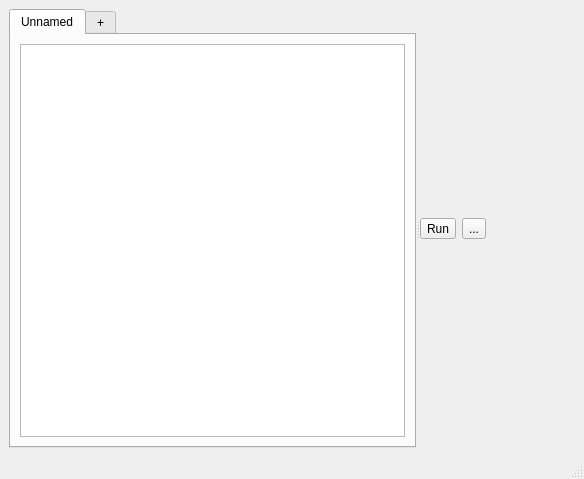
The window that main.ui (lopuhin/interactive-opengl) describes before a commit, drawn with Qt 5.
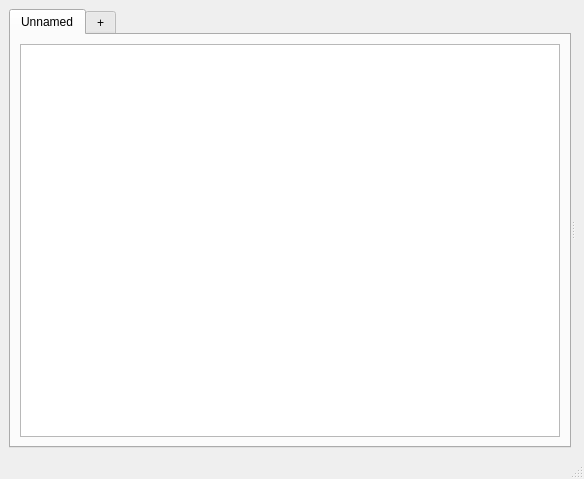
The same window after the commit.

Commit message: looing around with keyboard arrows, UI improvements

Patch:
```diff
--- a/main.ui
+++ b/main.ui
@@ -47,33 +47,6 @@
           <property name="sizeConstraint">
            <enum>QLayout::SetMinimumSize</enum>
           </property>
-          <item>
-           <widget class="QToolButton" name="runButton">
-            <property name="text">
-             <string>Run</string>
-            </property>
-           </widget>
-          </item>
-          <item>
-           <widget class="QToolButton" name="toolButton">
-            <property name="text">
-             <string>...</string>
-            </property>
-           </widget>
-          </item>
-          <item>
-           <spacer name="horizontalSpacer">
-            <property name="orientation">
-             <enum>Qt::Horizontal</enum>
-            </property>
-            <property name="sizeHint" stdset="0">
-             <size>
-              <width>40</width>
-              <height>20</height>
-             </size>
-            </property>
-           </spacer>
-          </item>
          </layout>
         </item>
        </layout>
```
The commit also changes 2 other files.
